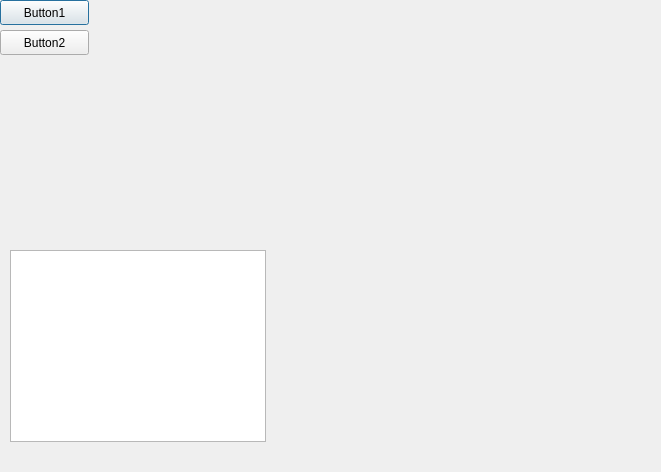
First picture: the form in pyqtgui/tcp_server.ui, repository LauriVuori/HomeIot, before the edit.
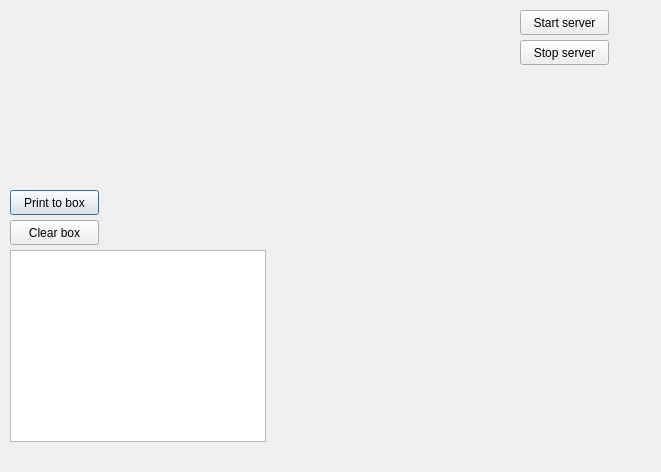
Second picture: the form after the edit.

Commit message: Printing and clearing works, start and stop works

Patch:
```diff
--- a/pyqtgui/tcp_server.ui
+++ b/pyqtgui/tcp_server.ui
@@ -16,27 +16,27 @@
   <widget class="QPushButton" name="push_button_1">
    <property name="geometry">
     <rect>
-     <x>0</x>
-     <y>0</y>
+     <x>10</x>
+     <y>190</y>
      <width>89</width>
      <height>25</height>
     </rect>
    </property>
    <property name="text">
-    <string>Button1</string>
+    <string>Print to box</string>
    </property>
   </widget>
   <widget class="QPushButton" name="push_button_2">
    <property name="geometry">
     <rect>
-     <x>0</x>
-     <y>30</y>
+     <x>520</x>
+     <y>40</y>
      <width>89</width>
      <height>25</height>
     </rect>
    </property>
    <property name="text">
-    <string>Button2</string>
+    <string>Stop server</string>
    </property>
   </widget>
   <widget class="QTextBrowser" name="textBrowser">
@@ -49,6 +49,32 @@
     </rect>
    </property>
   </widget>
+  <widget class="QPushButton" name="button_start_server">
+   <property name="geometry">
+    <rect>
+     <x>520</x>
+     <y>10</y>
+     <width>89</width>
+     <height>25</height>
+    </rect>
+   </property>
+   <property name="text">
+    <string>Start server</string>
+   </property>
+  </widget>
+  <widget class="QPushButton" name="button_clear_box">
+   <property name="geometry">
+    <rect>
+     <x>10</x>
+     <y>220</y>
+     <width>89</width>
+     <height>25</height>
+    </rect>
+   </property>
+   <property name="text">
+    <string>Clear box</string>
+   </property>
+  </widget>
  </widget>
  <tabstops>
   <tabstop>push_button_1</tabstop>
```
Left out of the diff: 8 changed lines with no effect on the pictures. The commit also changes 7 other files.
